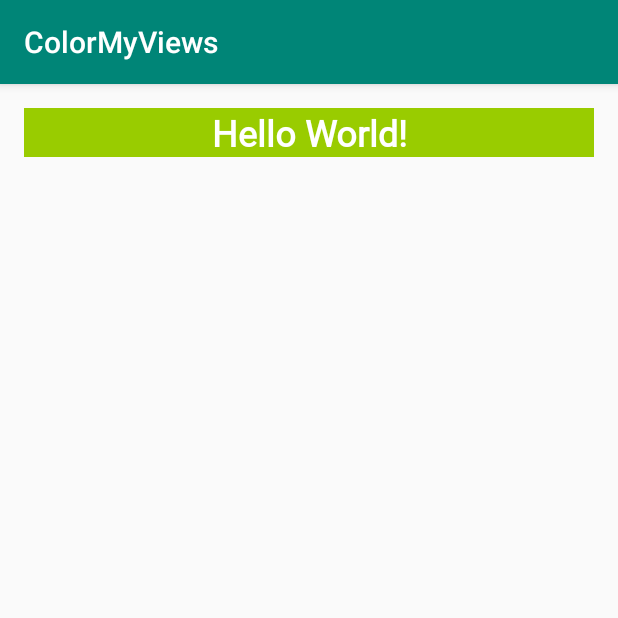
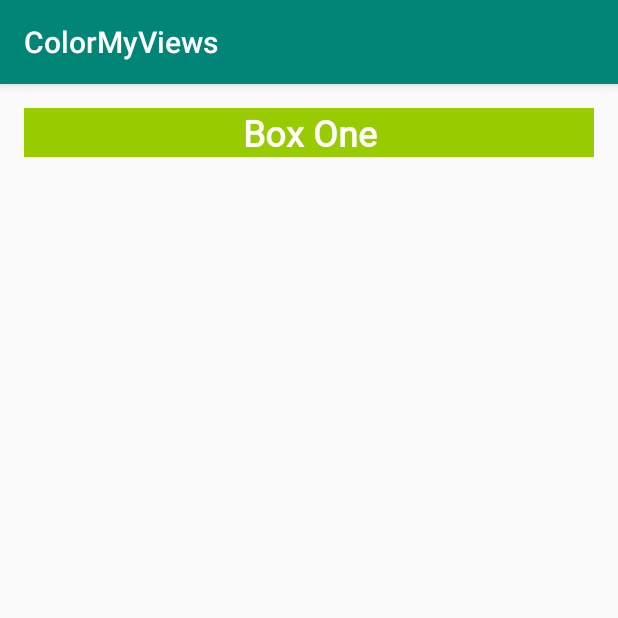
Before and after one commit to killer-killua/ColorMyViews, an Android app: the screen it shows after launch (MainActivity), on a phone screen of 412 x 824 dp, the top half of it. Run offline under Robolectric (Android 15) with nearby library versions, the phone set to English and light mode, and no system bars.

Commit message:
got rid of extraneous code within Box One and switched hardcoded width/left/right margins with dimens wide resource

```diff
--- a/app/src/main/res/layout/activity_main.xml
+++ b/app/src/main/res/layout/activity_main.xml
@@ -7,15 +7,14 @@
     tools:context=".MainActivity">
 
     <TextView
+        android:id="@+id/box_one_text"
         style="@style/WhiteBox"
         android:layout_width="0dp"
         android:layout_height="wrap_content"
-        android:layout_marginLeft="16dp"
-        android:layout_marginTop="16dp"
-        android:layout_marginRight="16dp"
-        android:fontFamily="@font/roboto"
-        android:text="Hello World!"
-        app:layout_constraintHorizontal_bias="0.0"
+        android:layout_marginLeft="@dimen/margin_wide"
+        android:layout_marginTop="@dimen/margin_wide"
+        android:layout_marginRight="@dimen/margin_wide"
+        android:text="@string/box_one"
         app:layout_constraintLeft_toLeftOf="parent"
         app:layout_constraintRight_toRightOf="parent"
         app:layout_constraintTop_toTopOf="parent" />
--- a/app/src/main/res/values/strings.xml
+++ b/app/src/main/res/values/strings.xml
@@ -1,3 +1,4 @@
 <resources>
     <string name="app_name">ColorMyViews</string>
+    <string name="box_one">Box One</string>
 </resources>
```
